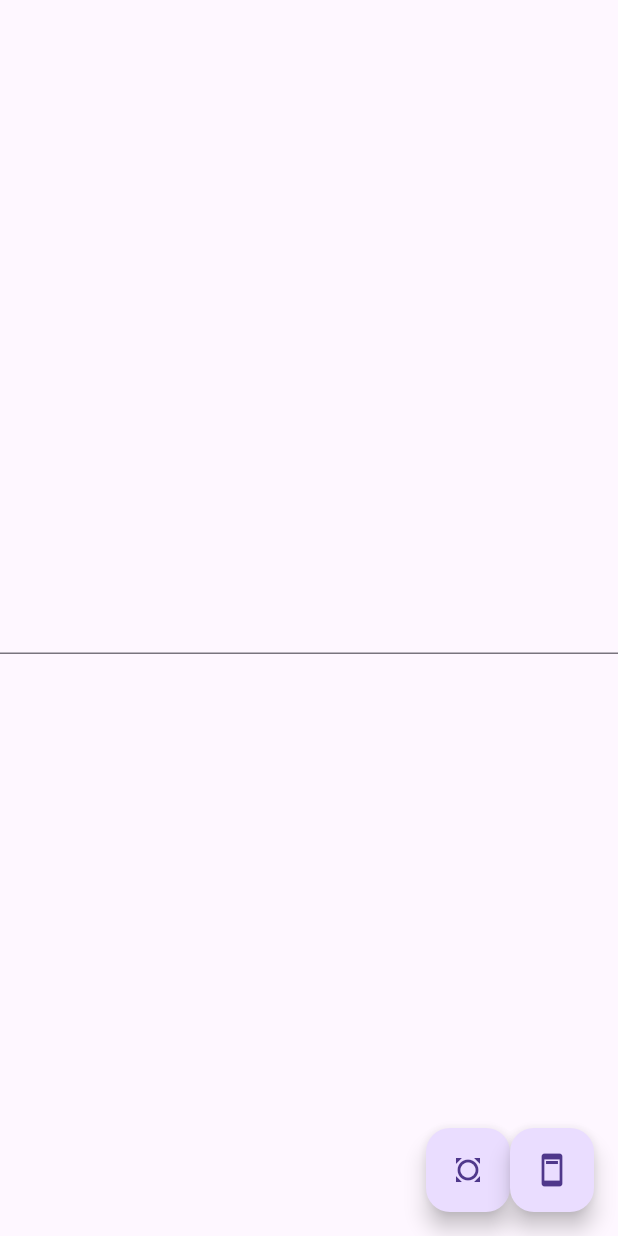
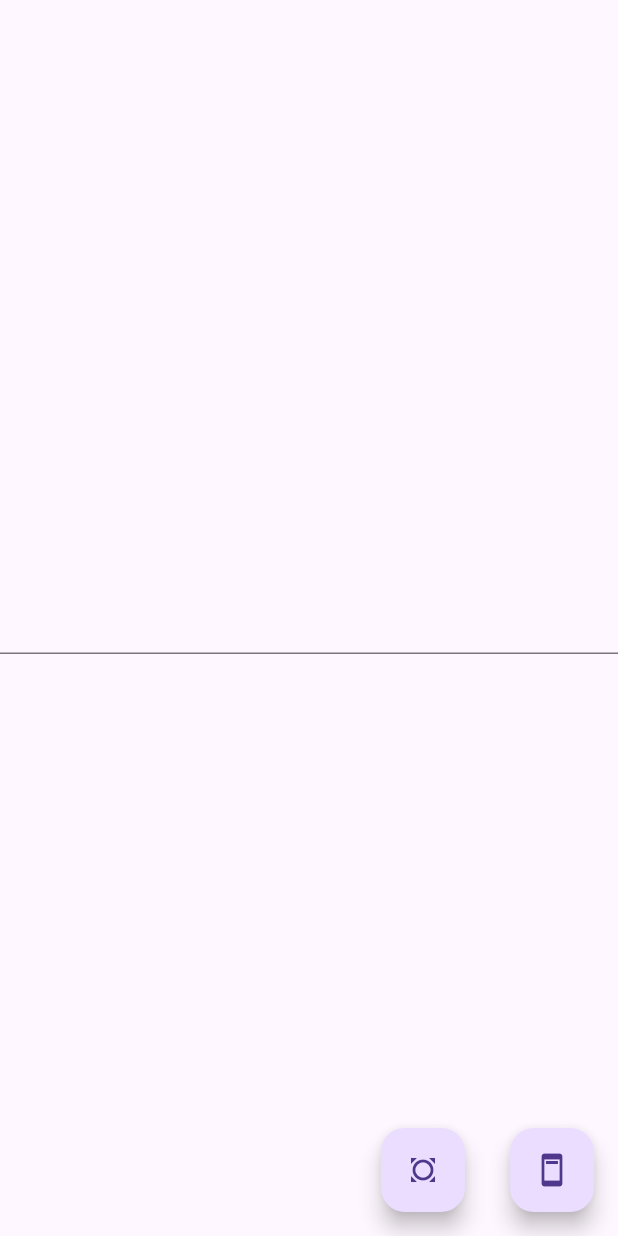
Before and after one commit to Prafulpatnecha/bloc_provider, a Flutter app: the screen it shows after launch, after a tap on the "navigate before" icon, on a phone screen of 412 x 824 dp. Run offline on Flutter 3.47's test engine with Material 3 defaults, Android fonts, the phone set to English and light mode, and no system bars; our stand-ins replace flutter_bloc.

Commit message:
18/12/24

```diff
--- a/lib/view/edit/edit_page.dart
+++ b/lib/view/edit/edit_page.dart
@@ -22,6 +22,7 @@ class EditPage extends StatelessWidget {
       ),
       floatingActionButton: Row(
         mainAxisAlignment: MainAxisAlignment.end,
+        spacing: 30,
         children: [
           FloatingActionButton(onPressed: () {
             // blocHomeCreate.add(HomeSetNameEvent());
--- a/lib/view/home/home_page.dart
+++ b/lib/view/home/home_page.dart
@@ -23,6 +23,7 @@ class HomePage extends StatelessWidget {
         ],
       ),
       floatingActionButton: Row(
+        spacing: 30,
         mainAxisAlignment: MainAxisAlignment.end,
         children: [
           FloatingActionButton(onPressed: () {
```
